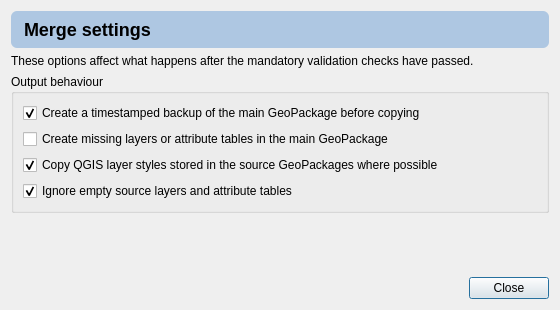
The window that geopackage_merger/geopackage_merger_settings_dialog_base.ui (iswaldeen/QGIS_Plugin_Geopackage_Merger) describes before a commit, drawn with Qt 5.
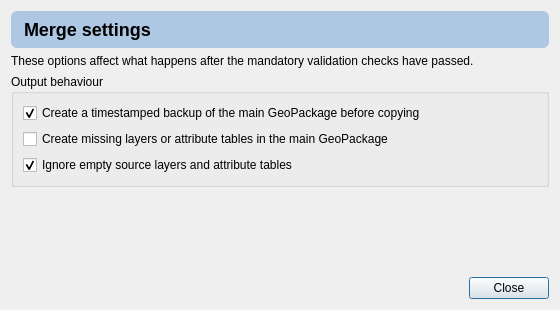
The same window after the commit.

Diff of the .ui file:
```diff
--- a/geopackage_merger/geopackage_merger_settings_dialog_base.ui
+++ b/geopackage_merger/geopackage_merger_settings_dialog_base.ui
@@ -24,7 +24,6 @@
      <layout class="QVBoxLayout" name="optionsLayout">
       <item><widget class="QCheckBox" name="backupCheckBox"><property name="text"><string>Create a timestamped backup of the main GeoPackage before copying</string></property><property name="checked"><bool>true</bool></property></widget></item>
       <item><widget class="QCheckBox" name="createMissingLayersCheckBox"><property name="text"><string>Create missing layers or attribute tables in the main GeoPackage</string></property><property name="checked"><bool>false</bool></property></widget></item>
-      <item><widget class="QCheckBox" name="copyStylesCheckBox"><property name="text"><string>Copy QGIS layer styles stored in the source GeoPackages where possible</string></property><property name="checked"><bool>true</bool></property></widget></item>
       <item><widget class="QCheckBox" name="ignoreEmptySourceLayersCheckBox"><property name="text"><string>Ignore empty source layers and attribute tables</string></property><property name="checked"><bool>true</bool></property></widget></item>
      </layout>
     </widget>
```
